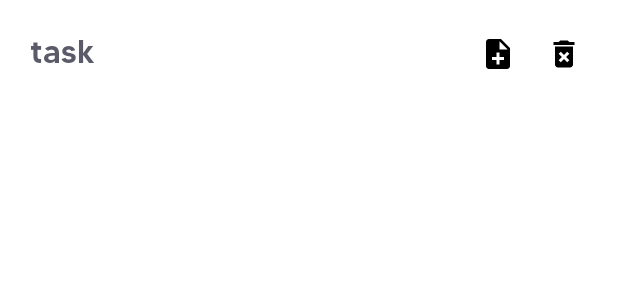
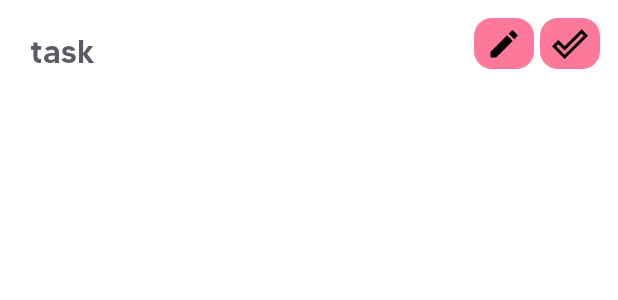
Before and after one commit to PIJ-Group/CuteNotes, an Android app: the layout item_tarea.xml on its own in the app's theme, with its tools: preview values and no code run, on a phone screen of 412 x 824 dp. Shown: the top 300 px of the screen. Run offline under Robolectric (Android 15) with nearby library versions, the phone set to English and light mode, and no system bars.

Commit message:
Modificamos iconos, splash y funcionalidad de editado de tareas

```diff
--- a/app/src/main/java/com/example/cutenotes/MainActivity.java
+++ b/app/src/main/java/com/example/cutenotes/MainActivity.java
@@ -140,7 +140,7 @@ public class MainActivity extends AppCompatActivity {
         String taskContent = taskTv.getText().toString();
 
         final EditText taskEditText = new EditText(this);
-
+        taskEditText.setText(taskContent);
         AlertDialog dialog = new AlertDialog.Builder(this)
                 .setTitle("Modify Task")
                 .setMessage("Cambiar \"" + taskContent + "\" por: ")
--- /dev/null
+++ b/app/src/main/res/drawable/add.xml
@@ -0,0 +1,5 @@
+<vector android:height="24dp" android:tint="#000000"
+    android:viewportHeight="24" android:viewportWidth="24"
+    android:width="24dp" xmlns:android="http://schemas.android.com/apk/res/android">
+    <path android:fillColor="@android:color/white" android:pathData="M3,17.25V21h3.75L17.81,9.94l-3.75,-3.75L3,17.25zM20.71,7.04c0.39,-0.39 0.39,-1.02 0,-1.41l-2.34,-2.34c-0.39,-0.39 -1.02,-0.39 -1.41,0l-1.83,1.83 3.75,3.75 1.83,-1.83z"/>
+</vector>
--- /dev/null
+++ b/app/src/main/res/drawable/ic_baseline_done_outline_24.xml
@@ -0,0 +1,5 @@
+<vector android:height="24dp" android:tint="#000000"
+    android:viewportHeight="24" android:viewportWidth="24"
+    android:width="24dp" xmlns:android="http://schemas.android.com/apk/res/android">
+    <path android:fillColor="@android:color/white" android:pathData="M19.77,5.03l1.4,1.4L8.43,19.17l-5.6,-5.6 1.4,-1.4 4.2,4.2L19.77,5.03m0,-2.83L8.43,13.54l-4.2,-4.2L0,13.57 8.43,22 24,6.43 19.77,2.2z"/>
+</vector>
--- /dev/null
+++ b/app/src/main/res/drawable/roundcorner.xml
@@ -0,0 +1,8 @@
+<?xml version="1.0" encoding="utf-8"?>
+<shape xmlns:android="http://schemas.android.com/apk/res/android" android:shape="rectangle">
+
+
+    <corners android:radius="12dp"/>
+    <size android:height="34dp"
+          android:width="40dp"/>
+</shape>
--- a/app/src/main/res/layout/activity_splash.xml
+++ b/app/src/main/res/layout/activity_splash.xml
@@ -27,7 +27,7 @@
         android:id="@+id/logo"
         android:layout_width="70dp"
         android:layout_height="81dp"
-        android:layout_marginTop="8dp"
+        android:layout_marginTop="4dp"
         android:contentDescription="@string/todo"
         app:layout_constraintEnd_toEndOf="parent"
         app:layout_constraintHorizontal_bias="0.498"
@@ -76,15 +76,15 @@
         android:id="@+id/textView"
         android:layout_width="wrap_content"
         android:layout_height="wrap_content"
-        android:layout_marginTop="96dp"
+        android:layout_marginTop="72dp"
         android:fontFamily="@font/vanilla"
         android:text="@string/made_by"
         android:textSize="16sp"
         android:textStyle="bold"
         app:layout_constraintEnd_toEndOf="parent"
+        app:layout_constraintHorizontal_bias="0.498"
         app:layout_constraintStart_toStartOf="parent"
-        app:layout_constraintTop_toBottomOf="@+id/splash_te"
-        />
+        app:layout_constraintTop_toBottomOf="@+id/splash_te" />
 
 
 </androidx.constraintlayout.widget.ConstraintLayout>
--- a/app/src/main/res/layout/item_tarea.xml
+++ b/app/src/main/res/layout/item_tarea.xml
@@ -26,11 +26,12 @@
         android:layout_height="wrap_content"
         android:layout_marginTop="12dp"
         android:layout_marginEnd="56dp"
-        android:backgroundTint="#FFFFFF"
+        android:backgroundTint="#FE789B"
         android:contentDescription="@string/addtask"
-        android:minHeight="48dp"
+
+        android:background="@drawable/roundcorner"
         android:onClick="modifyTask"
-        android:src="@drawable/ic_baseline_note_add_24"
+        android:src="@drawable/add"
         android:textSize="16sp"
         app:layout_constraintEnd_toEndOf="parent"
         app:layout_constraintTop_toTopOf="parent" />
@@ -41,11 +42,12 @@
         android:layout_height="wrap_content"
         android:layout_marginTop="12dp"
         android:layout_marginEnd="12dp"
-        android:backgroundTint="#FFFFFF"
+        android:backgroundTint="#FE789B"
         android:contentDescription="@string/deletetask"
-        android:minHeight="48dp"
+
+        android:background="@drawable/roundcorner"
         android:onClick="deleteTask"
-        android:src="@drawable/ic_baseline_delete_forever_24"
+        android:src="@drawable/ic_baseline_done_outline_24"
         android:textSize="16sp"
         app:layout_constraintEnd_toEndOf="parent"
         app:layout_constraintTop_toTopOf="parent" />
```
